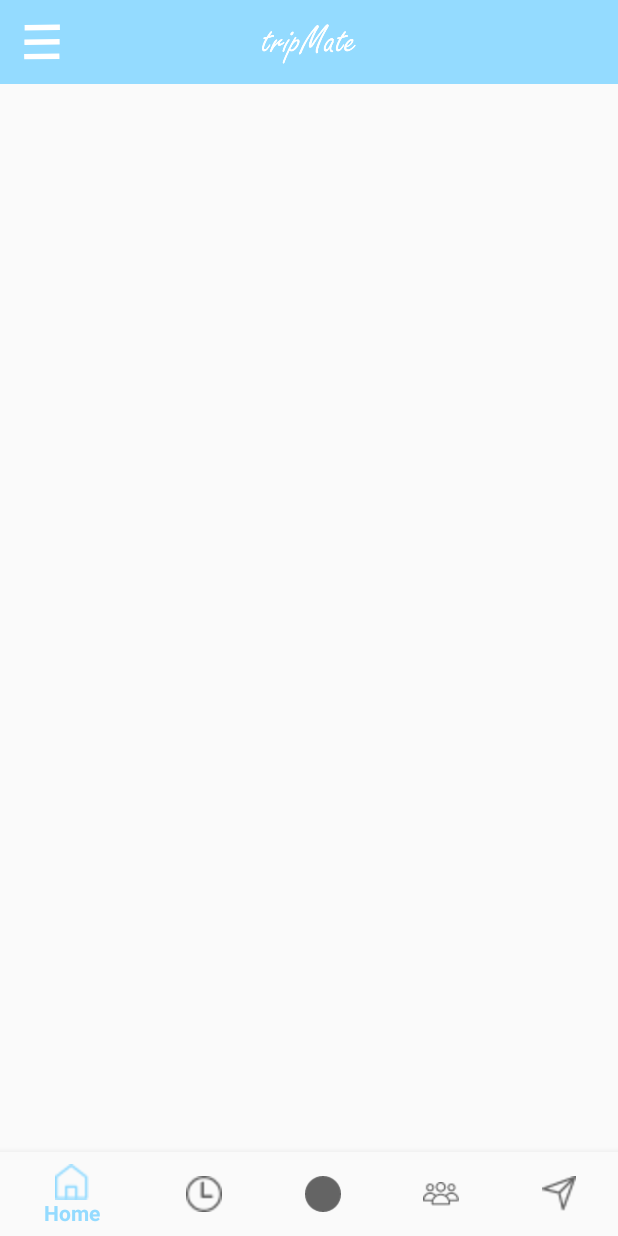
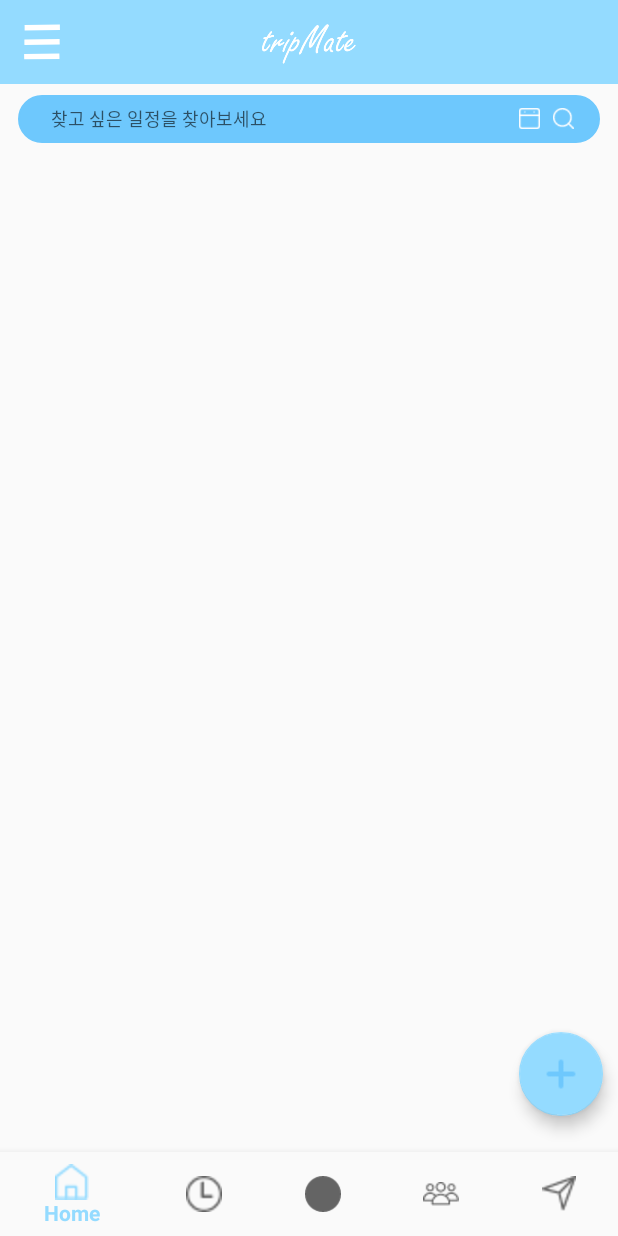
Before and after one commit to jec1128/myTripMate, an Android app: the fragment fragmentActivity2 placed in its activity, on a phone screen of 412 x 824 dp. Run offline under Robolectric (Android 15) with nearby library versions, the phone set to English and light mode, and no system bars; libraries missing offline, so code that uses them is left out: com.skt; 1 statement that could not run was skipped.

Commit message:
19.10.29 원영 일정타이ㅌㄹ

```diff
--- a/app/src/main/AndroidManifest.xml
+++ b/app/src/main/AndroidManifest.xml
@@ -34,6 +34,7 @@
         <activity android:name=".User.LoginActivity" />
         <activity android:name=".Main.MainSearchListActivity" />
         <activity android:name=".Main.MainKeywordActivity" />
+        <activity android:name=".Plan.AddListActivity"/>
         <activity android:name=".MainActivity">
             <intent-filter>
                 <action android:name="android.intent.action.MAIN" />
--- a/app/src/main/java/com/example/tripmate/fragmentActivity2.java
+++ b/app/src/main/java/com/example/tripmate/fragmentActivity2.java
@@ -1,8 +1,10 @@
 package com.example.tripmate;
 
+import android.content.Intent;
 import android.os.Bundle;
 import android.support.annotation.NonNull;
 import android.support.annotation.Nullable;
+import android.support.design.widget.FloatingActionButton;
 import android.support.v4.app.Fragment;
 import android.view.LayoutInflater;
 import android.view.View;
@@ -13,7 +15,21 @@ public class fragmentActivity2  extends Fragment {
     @Nullable
     @Override
     public View onCreateView(@NonNull LayoutInflater inflater, @Nullable ViewGroup container, @Nullable Bundle savedInstanceState) {
-        return inflater.inflate(R.layout.fragment_main2, container, false);
+        View view = inflater.inflate(R.layout.fragment_main2, container, false);
+
+        final FloatingActionButton addBt = (FloatingActionButton)view.findViewById(R.id.fab_addlist);
+        addBt.setOnClickListener(new View.OnClickListener() {
+            @Override
+            public void onClick(View v) {
+                Intent intent1 = new Intent(getActivity(), AddListActivity.class);
+                startActivity(intent1);
+            }
+        });
+        return view;
     }
 
+
+
+
+
 }
--- a/app/src/main/res/layout/fragment_main2.xml
+++ b/app/src/main/res/layout/fragment_main2.xml
@@ -1,13 +1,78 @@
 <?xml version="1.0" encoding="UTF-8"?>
 
-<LinearLayout
-    xmlns:android="http://schemas.android.com/apk/res/android"
-    android:id="@+id/sv_plan"
+<LinearLayout xmlns:android="http://schemas.android.com/apk/res/android"
+    xmlns:app="http://schemas.android.com/apk/res-auto"
+    xmlns:tools="http://schemas.android.com/tools"
+
     android:layout_width="match_parent"
     android:layout_height="match_parent"
-    android:orientation="vertical"
-    >
+    android:orientation="vertical">
+    <!--android:id="@+id/layout_planlist"-->
+    <FrameLayout
+        android:layout_width="match_parent"
+        android:layout_height="wrap_content"
+        android:focusable="true"
+        android:focusableInTouchMode="true">
 
+
+        <EditText
+            android:id="@+id/et_psch"
+            android:layout_width="match_parent"
+            android:layout_height="32dp"
+            android:layout_marginLeft="12dp"
+            android:layout_marginTop="63dp"
+            android:layout_marginRight="12dp"
+            android:background="@drawable/plansearch_round"
+            android:gravity="center_vertical"
+            android:hint="찾고 싶은 일정을 찾아보세요"
+            android:imeOptions="actionSearch"
+            android:inputType="text"
+            android:lineSpacingExtra="39sp"
+            android:paddingLeft="22dp"
+            android:privateImeOptions="defaultInputmode=korean"
+            android:singleLine="true"
+            android:textSize="12sp" />
+
+        <ImageButton
+            android:layout_width="wrap_content"
+            android:layout_height="wrap_content"
+            android:layout_gravity="end"
+            android:layout_marginTop="72dp"
+            android:layout_marginRight="52dp"
+            android:adjustViewBounds="true"
+            android:background="#6ec8fd"
+            android:maxWidth="14dp"
+            android:maxHeight="14dp"
+            android:scaleType="fitCenter"
+            android:src="@drawable/img_plan_date" />
+
+        <ImageButton
+            android:layout_width="wrap_content"
+            android:layout_height="wrap_content"
+            android:layout_gravity="end"
+            android:layout_marginTop="72dp"
+            android:layout_marginRight="29dp"
+            android:adjustViewBounds="true"
+            android:background="#6ec8fd"
+            android:maxWidth="14dp"
+            android:maxHeight="14dp"
+            android:scaleType="fitCenter"
+            android:src="@drawable/img_planlist_search" />
+
+    </FrameLayout>
+    <!--<Button
+        android:id="@+id/imgbt_add"
+        android:layout_width="wrap_content"
+        android:layout_height="37dp"
+        android:layout_gravity="center"
+        android:layout_marginTop="15dp"
+        android:layout_marginRight="11.2dp"
+        android:background="#00000000"
+        android:drawableTop="@drawable/img_planlist_plus" />-->
+
+    <RelativeLayout
+        android:layout_width="match_parent"
+        android:layout_height="match_parent">
 
         <FrameLayout
             android:layout_width="match_parent"
@@ -22,7 +87,27 @@
                 android:layout_marginTop="33dp"
                 android:clipToPadding="false"
                 android:scrollbars="vertical">
+
             </android.support.v7.widget.RecyclerView>
         </FrameLayout>
 
+        <android.support.design.widget.FloatingActionButton
+            android:id="@+id/fab_addlist"
+            android:layout_width="100dp"
+            android:layout_height="100dp"
+            android:layout_alignParentEnd="true"
+            android:layout_alignParentBottom="true"
+            android:layout_marginEnd="10dp"
+            android:layout_marginBottom="80dp"
+            android:background="@color/colorAccent"
+            android:clickable="true"
+            android:focusable="true"
+            android:onClick="onFabClick"
+            app:srcCompat="@drawable/img_planlist_plus"
+            tools:layout_editor_absoluteX="318dp"
+            tools:layout_editor_absoluteY="530dp" />
+
+    </RelativeLayout>
+
+
 </LinearLayout>
```
Also changed, not shown: app/src/main/java/com/example/tripmate/Plan/AddListActivity.java (added, +69 -0 lines), app/src/main/res/drawable/bt_round.xml (added, +24 -0 lines), app/src/main/res/layout/fragment_addplanlist.xml (added, +331 -0 lines), app/src/main/res/drawable/img_plan_add_date.png (added). Lines whose indentation alone changed are shown as unchanged.
